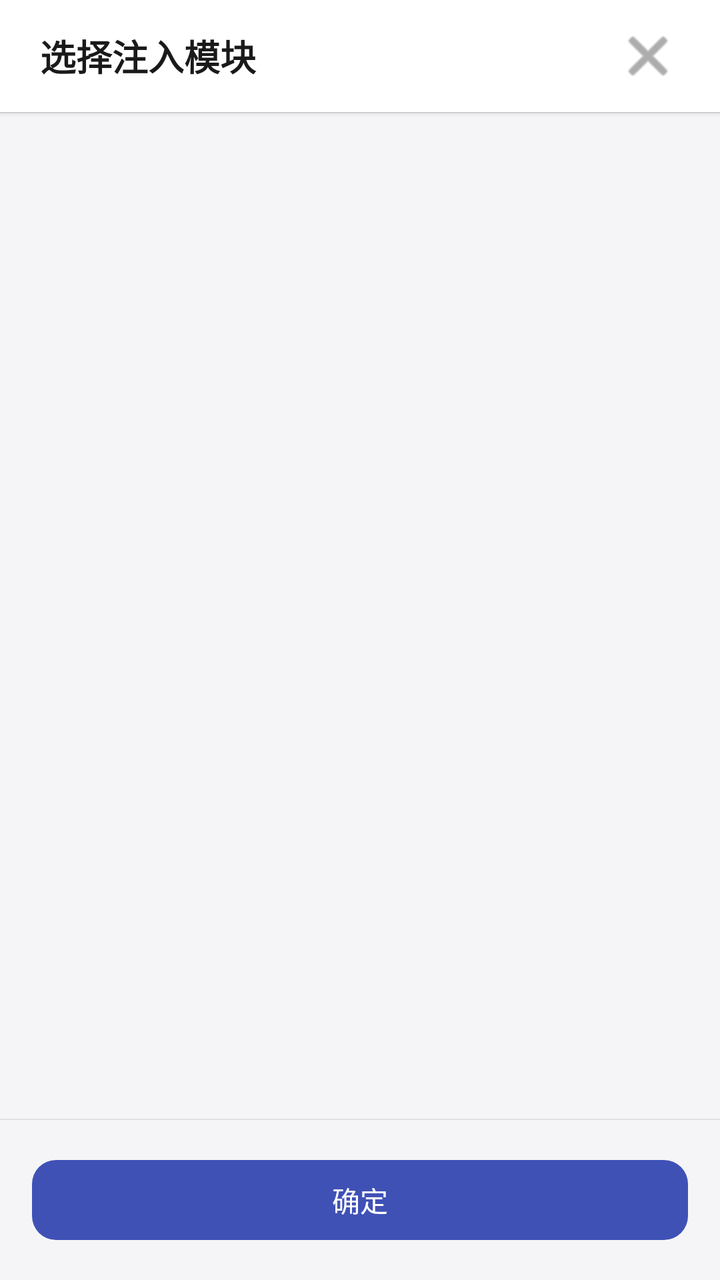
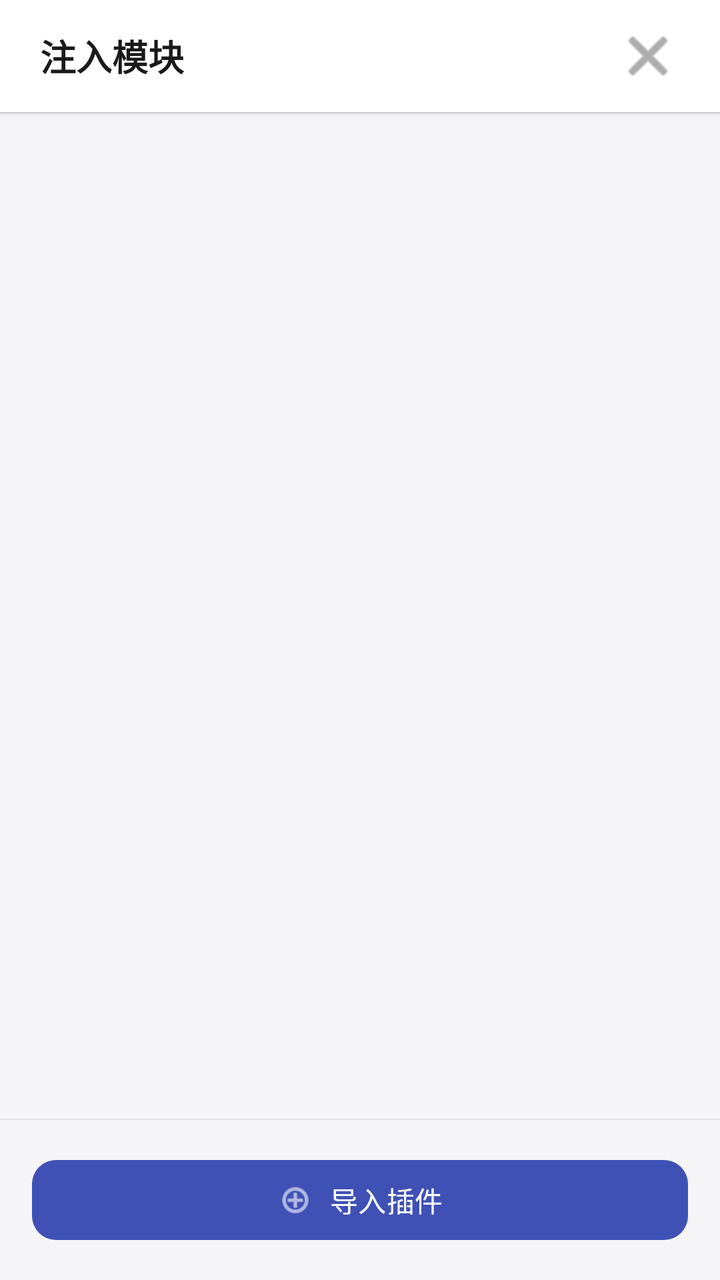

An Android layout rendered at two revisions. The XML below is the earlier revision; the diff shows what the commit changed to produce the second picture.
<!-- AndroidManifest.xml: application theme Theme.WNLZInjector -->
<!-- res/layout/dialog_module_list.xml -->
<?xml version="1.0" encoding="utf-8"?>
<LinearLayout
    xmlns:android="http://schemas.android.com/apk/res/android"
    xmlns:app="http://schemas.android.com/apk/res-auto"
    android:layout_width="match_parent"
    android:layout_height="match_parent"
    android:orientation="vertical">

    <LinearLayout
        android:layout_width="match_parent"
        android:layout_height="56dp"
        android:orientation="horizontal"
        android:gravity="center_vertical"
        android:paddingHorizontal="20dp"
        android:background="@color/surface"
        android:elevation="2dp">

        <TextView
            android:layout_width="0dp"
            android:layout_height="wrap_content"
            android:layout_weight="1"
            android:text="@string/dialog_module_list_title"
            android:textSize="18sp"
            android:textStyle="bold"
            android:textColor="@color/text_primary" />

        <ImageButton
            android:id="@+id/btnModuleClose"
            android:layout_width="32dp"
            android:layout_height="32dp"
            android:src="@android:drawable/ic_menu_close_clear_cancel"
            android:background="?attr/selectableItemBackgroundBorderless"
            android:contentDescription="@string/action_cancel"
            android:tint="@color/text_secondary" />

    </LinearLayout>

    <View
        android:layout_width="match_parent"
        android:layout_height="0.5dp"
        android:background="@color/stroke" />

    <FrameLayout
        android:layout_width="match_parent"
        android:layout_height="0dp"
        android:layout_weight="1">

        <androidx.recyclerview.widget.RecyclerView
            android:id="@+id/rvModuleList"
            android:layout_width="match_parent"
            android:layout_height="match_parent"
            android:clipToPadding="false"
            android:paddingBottom="8dp" />

        <ProgressBar
            android:id="@+id/progressBar"
            android:layout_width="wrap_content"
            android:layout_height="wrap_content"
            android:layout_gravity="center"
            android:visibility="gone" />

        <TextView
            android:id="@+id/tvEmpty"
            android:layout_width="wrap_content"
            android:layout_height="wrap_content"
            android:layout_gravity="center"
            android:text="@string/empty_modules"
            android:textSize="14sp"
            android:textColor="@color/text_hint"
            android:visibility="gone" />

    </FrameLayout>

    <View
        android:layout_width="match_parent"
        android:layout_height="0.5dp"
        android:background="@color/stroke" />

    <com.google.android.material.button.MaterialButton
        android:id="@+id/btnModuleConfirm"
        android:layout_width="match_parent"
        android:layout_height="48dp"
        android:layout_margin="16dp"
        android:text="@string/action_confirm"
        android:textColor="@color/white"
        app:backgroundTint="@color/primary"
        app:cornerRadius="12dp" />

</LinearLayout>
<!-- resources referenced by this layout -->
<resources>
  <color name="primary">#3F51B5</color>
  <color name="stroke">#E0E0E0</color>
  <color name="surface">#FFFFFF</color>
  <color name="text_hint">#9E9E9E</color>
  <color name="text_primary">#1A1A1A</color>
  <color name="text_secondary">#757575</color>
  <color name="white">#FFFFFF</color>
  <string name="action_cancel">取消</string>
  <string name="action_confirm">确定</string>
  <string name="dialog_module_list_title">选择注入模块</string>
  <string name="empty_modules">未找到带有 wnlzmodule 标记的应用</string>
  <style name="Theme.WNLZInjector" parent="Theme.Material3.Light.NoActionBar">
          <item name="colorPrimary">@color/primary</item>
          <item name="colorPrimaryDark">@color/primary_dark</item>
          <item name="colorAccent">@color/accent</item>
          <item name="android:windowBackground">@color/bg_main</item>
          <item name="android:statusBarColor">@color/primary_dark</item>
          <item name="android:navigationBarColor">@color/surface</item>
      </style>
  <color name="primary_dark">#303F9F</color>
  <color name="accent">#FF4081</color>
  <color name="bg_main">#F5F5F7</color>
</resources>

<!-- the commit's change to res/layout/dialog_module_list.xml (unified diff, before → after) -->
@@ -77,13 +77,16 @@
         android:background="@color/stroke" />
 
     <com.google.android.material.button.MaterialButton
-        android:id="@+id/btnModuleConfirm"
+        android:id="@+id/btnImport"
         android:layout_width="match_parent"
         android:layout_height="48dp"
         android:layout_margin="16dp"
-        android:text="@string/action_confirm"
+        android:text="@string/btn_import"
         android:textColor="@color/white"
         app:backgroundTint="@color/primary"
-        app:cornerRadius="12dp" />
+        app:cornerRadius="12dp"
+        app:icon="@android:drawable/ic_menu_add"
+        app:iconTint="@color/white"
+        app:iconGravity="textStart" />
 
 </LinearLayout>
<!-- resource entries referenced after the edit -->
@@ -8,9 +8,9 @@
   <color name="text_secondary">#757575</color>
   <color name="white">#FFFFFF</color>
   <string name="action_cancel">取消</string>
-  <string name="action_confirm">确定</string>
-  <string name="dialog_module_list_title">选择注入模块</string>
-  <string name="empty_modules">未找到带有 wnlzmodule 标记的应用</string>
+  <string name="btn_import">导入插件</string>
+  <string name="dialog_module_list_title">注入模块</string>
+  <string name="empty_modules">暂无模块，点击下方导入按钮添加</string>
   <style name="Theme.WNLZInjector" parent="Theme.Material3.Light.NoActionBar">
           <item name="colorPrimary">@color/primary</item>
           <item name="colorPrimaryDark">@color/primary_dark</item>
